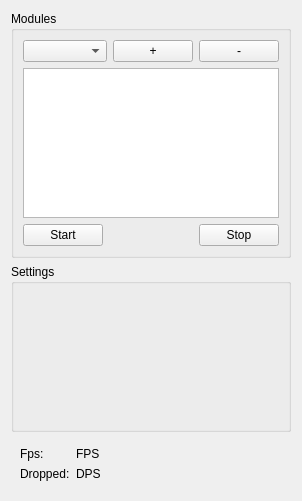
First picture: the form in modulemanagerwidget.ui, repository mcharmas/TouchTracer, before the edit.
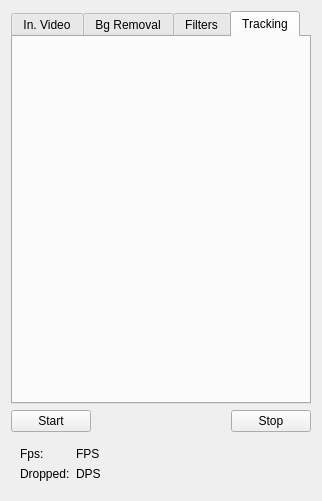
Second picture: the form after the edit.

Commit message: fixed GUI and GLVideo problems

Diff of the .ui file:
```diff
--- a/modulemanagerwidget.ui
+++ b/modulemanagerwidget.ui
@@ -6,12 +6,12 @@
    <rect>
     <x>0</x>
     <y>0</y>
-    <width>278</width>
+    <width>322</width>
     <height>501</height>
    </rect>
   </property>
   <property name="sizePolicy">
-   <sizepolicy hsizetype="Fixed" vsizetype="Minimum">
+   <sizepolicy hsizetype="Preferred" vsizetype="Minimum">
     <horstretch>0</horstretch>
     <verstretch>0</verstretch>
    </sizepolicy>
@@ -19,66 +19,32 @@
   <property name="windowTitle">
    <string>Form</string>
   </property>
-  <layout class="QVBoxLayout" name="verticalLayout_2">
-   <item>
-    <widget class="QGroupBox" name="groupBox">
-     <property name="sizePolicy">
-      <sizepolicy hsizetype="Minimum" vsizetype="Minimum">
-       <horstretch>0</horstretch>
-       <verstretch>0</verstretch>
-      </sizepolicy>
-     </property>
-     <property name="title">
-      <string>Modules</string>
-     </property>
      <layout class="QVBoxLayout" name="verticalLayout">
       <item>
-       <layout class="QHBoxLayout" name="horizontalLayout">
-        <item>
-         <widget class="QComboBox" name="modulesBox"/>
-        </item>
-        <item>
-         <widget class="QPushButton" name="addModuleButton">
-          <property name="sizePolicy">
-           <sizepolicy hsizetype="Maximum" vsizetype="Fixed">
-            <horstretch>0</horstretch>
-            <verstretch>0</verstretch>
-           </sizepolicy>
-          </property>
-          <property name="text">
-           <string>+</string>
-          </property>
-         </widget>
-        </item>
-        <item>
-         <widget class="QPushButton" name="removeModuleButton">
-          <property name="sizePolicy">
-           <sizepolicy hsizetype="Maximum" vsizetype="Fixed">
-            <horstretch>0</horstretch>
-            <verstretch>0</verstretch>
-           </sizepolicy>
-          </property>
-          <property name="text">
-           <string>-</string>
-          </property>
-         </widget>
-        </item>
-       </layout>
-      </item>
-      <item>
-       <widget class="QListView" name="modulesList">
-        <property name="sizePolicy">
-         <sizepolicy hsizetype="Minimum" vsizetype="Preferred">
-          <horstretch>0</horstretch>
-          <verstretch>0</verstretch>
-         </sizepolicy>
-        </property>
-        <property name="maximumSize">
-         <size>
-          <width>16777215</width>
-          <height>150</height>
-         </size>
-        </property>
+    <widget class="QTabWidget" name="tabWidget">
+     <property name="currentIndex">
+      <number>3</number>
+     </property>
+     <widget class="QWidget" name="inVideoTab">
+      <attribute name="title">
+       <string>In. Video</string>
+      </attribute>
+     </widget>
+     <widget class="QWidget" name="bgRemovalTab">
+      <attribute name="title">
+       <string>Bg Removal</string>
+      </attribute>
+     </widget>
+     <widget class="QWidget" name="filtersTab">
+      <attribute name="title">
+       <string>Filters</string>
+      </attribute>
+     </widget>
+     <widget class="QWidget" name="trackingTab">
+      <attribute name="title">
+       <string>Tracking</string>
+      </attribute>
+     </widget>
        </widget>
       </item>
       <item>
@@ -112,22 +78,6 @@
         </item>
        </layout>
       </item>
-     </layout>
-    </widget>
-   </item>
-   <item>
-    <widget class="QGroupBox" name="settingsBox">
-     <property name="sizePolicy">
-      <sizepolicy hsizetype="Expanding" vsizetype="Expanding">
-       <horstretch>0</horstretch>
-       <verstretch>0</verstretch>
-      </sizepolicy>
-     </property>
-     <property name="title">
-      <string>Settings</string>
-     </property>
-    </widget>
-   </item>
    <item>
     <widget class="QWidget" name="widget" native="true">
      <property name="sizePolicy">
@@ -137,14 +87,14 @@
       </sizepolicy>
      </property>
      <layout class="QFormLayout" name="formLayout">
-      <item row="0" column="0">
+      <item row="1" column="0">
        <widget class="QLabel" name="label">
         <property name="text">
          <string>Fps:</string>
         </property>
        </widget>
       </item>
-      <item row="0" column="1">
+      <item row="1" column="1">
        <widget class="QLabel" name="fpsLabel">
         <property name="sizePolicy">
          <sizepolicy hsizetype="Preferred" vsizetype="Maximum">
@@ -157,7 +107,7 @@
         </property>
        </widget>
       </item>
-      <item row="1" column="1">
+      <item row="2" column="1">
        <widget class="QLabel" name="dpsLabel">
         <property name="sizePolicy">
          <sizepolicy hsizetype="Maximum" vsizetype="Maximum">
@@ -170,7 +120,7 @@
         </property>
        </widget>
       </item>
-      <item row="1" column="0">
+      <item row="2" column="0">
        <widget class="QLabel" name="label_2">
         <property name="text">
          <string>Dropped:</string>
```
Lines whose indentation alone changed are shown as unchanged. The commit also changes 7 other files.
